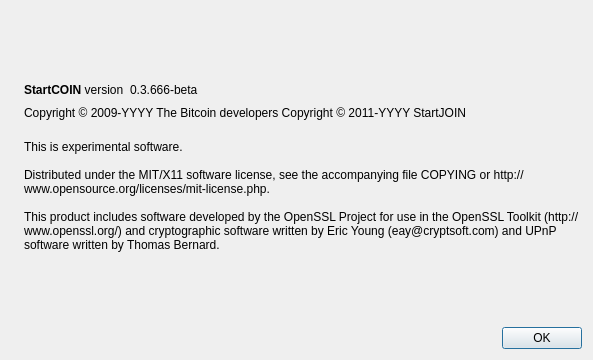
First picture: the form in src/qt/forms/aboutdialog.ui, repository smith7800/haxor, before the edit.
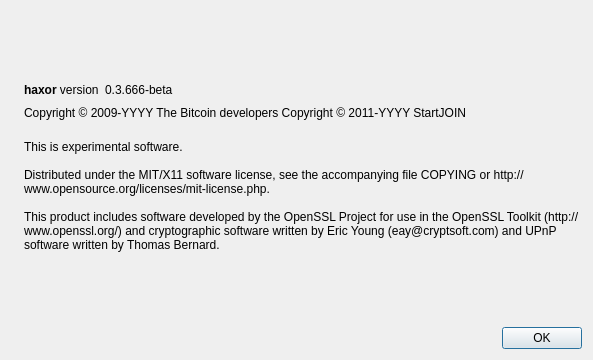
Second picture: the form after the edit. Icons and pictures are not drawn.

```diff
--- a/src/qt/forms/aboutdialog.ui
+++ b/src/qt/forms/aboutdialog.ui
@@ -50,7 +50,7 @@
           <cursorShape>IBeamCursor</cursorShape>
          </property>
          <property name="text">
-          <string>&lt;b&gt;StartCOIN&lt;/b&gt; version</string>
+          <string>&lt;b&gt;haxor&lt;/b&gt; version</string>
          </property>
          <property name="textInteractionFlags">
           <set>Qt::LinksAccessibleByMouse|Qt::TextSelectableByKeyboard|Qt::TextSelectableByMouse</set>
```
Left out of the diff: 2 changed lines with no effect on the pictures.
